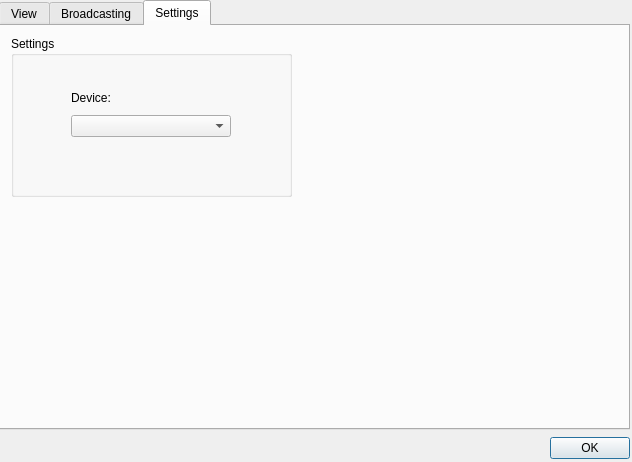
Old version of the form ui/cam.ui in the repository gitter-badger/simplechatclient.
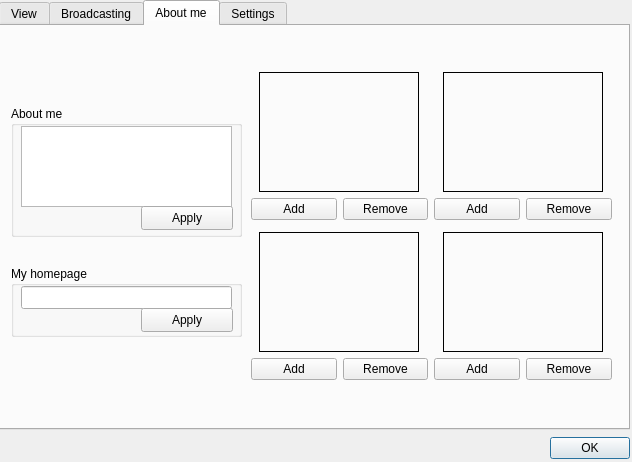
New version of the form. The open tabs and pages were chosen to show the change. Icons and pictures are not drawn.

Commit message: add about me to cam

Patch:
```diff
--- a/ui/cam.ui
+++ b/ui/cam.ui
@@ -521,6 +521,403 @@
        </widget>
       </widget>
       <widget class="QWidget" name="tab_3">
+       <attribute name="title">
+        <string>About me</string>
+       </attribute>
+       <widget class="QGroupBox" name="groupBox_about_me">
+        <property name="geometry">
+         <rect>
+          <x>10</x>
+          <y>80</y>
+          <width>231</width>
+          <height>131</height>
+         </rect>
+        </property>
+        <property name="title">
+         <string>About me</string>
+        </property>
+        <widget class="QTextEdit" name="textEdit_about_me">
+         <property name="geometry">
+          <rect>
+           <x>10</x>
+           <y>20</y>
+           <width>211</width>
+           <height>81</height>
+          </rect>
+         </property>
+        </widget>
+        <widget class="QPushButton" name="pushButton_set_about_me">
+         <property name="geometry">
+          <rect>
+           <x>130</x>
+           <y>100</y>
+           <width>92</width>
+           <height>24</height>
+          </rect>
+         </property>
+         <property name="text">
+          <string>Apply</string>
+         </property>
+        </widget>
+       </widget>
+       <widget class="QWidget" name="gridLayoutWidget">
+        <property name="geometry">
+         <rect>
+          <x>250</x>
+          <y>40</y>
+          <width>361</width>
+          <height>321</height>
+         </rect>
+        </property>
+        <layout class="QGridLayout" name="gridLayout">
+         <item row="0" column="0">
+          <layout class="QVBoxLayout" name="verticalLayout_6">
+           <item>
+            <layout class="QHBoxLayout" name="horizontalLayout_7">
+             <item>
+              <spacer name="horizontalSpacer_7">
+               <property name="orientation">
+                <enum>Qt::Horizontal</enum>
+               </property>
+               <property name="sizeHint" stdset="0">
+                <size>
+                 <width>40</width>
+                 <height>20</height>
+                </size>
+               </property>
+              </spacer>
+             </item>
+             <item>
+              <widget class="QLabel" name="label_img0">
+               <property name="minimumSize">
+                <size>
+                 <width>160</width>
+                 <height>120</height>
+                </size>
+               </property>
+               <property name="maximumSize">
+                <size>
+                 <width>160</width>
+                 <height>120</height>
+                </size>
+               </property>
+               <property name="styleSheet">
+                <string notr="true">border-style: solid; border-width: 1px;</string>
+               </property>
+               <property name="text">
+                <string/>
+               </property>
+               <property name="alignment">
+                <set>Qt::AlignCenter</set>
+               </property>
+              </widget>
+             </item>
+             <item>
+              <spacer name="horizontalSpacer_8">
+               <property name="orientation">
+                <enum>Qt::Horizontal</enum>
+               </property>
+               <property name="sizeHint" stdset="0">
+                <size>
+                 <width>40</width>
+                 <height>20</height>
+                </size>
+               </property>
+              </spacer>
+             </item>
+            </layout>
+           </item>
+           <item>
+            <layout class="QHBoxLayout" name="horizontalLayout_6">
+             <item>
+              <widget class="QPushButton" name="pushButton_add_img0">
+               <property name="text">
+                <string>Add</string>
+               </property>
+              </widget>
+             </item>
+             <item>
+              <widget class="QPushButton" name="pushButton_remove_img0">
+               <property name="text">
+                <string>Remove</string>
+               </property>
+              </widget>
+             </item>
+            </layout>
+           </item>
+          </layout>
+         </item>
+         <item row="0" column="1">
+          <layout class="QVBoxLayout" name="verticalLayout_7">
+           <item>
+            <layout class="QHBoxLayout" name="horizontalLayout_8">
+             <item>
+              <spacer name="horizontalSpacer_9">
+               <property name="orientation">
+                <enum>Qt::Horizontal</enum>
+               </property>
+               <property name="sizeHint" stdset="0">
+                <size>
+                 <width>40</width>
+                 <height>20</height>
+                </size>
+               </property>
+              </spacer>
+             </item>
+             <item>
+              <widget class="QLabel" name="label_img1">
+               <property name="minimumSize">
+                <size>
+                 <width>160</width>
+                 <height>120</height>
+                </size>
+               </property>
+               <property name="maximumSize">
+                <size>
+                 <width>160</width>
+                 <height>120</height>
+                </size>
+               </property>
+               <property name="styleSheet">
+                <string notr="true">border-style: solid; border-width: 1px;</string>
+               </property>
+               <property name="text">
+                <string/>
+               </property>
+               <property name="alignment">
+                <set>Qt::AlignCenter</set>
+               </property>
+              </widget>
+             </item>
+             <item>
+              <spacer name="horizontalSpacer_10">
+               <property name="orientation">
+                <enum>Qt::Horizontal</enum>
+               </property>
+               <property name="sizeHint" stdset="0">
+                <size>
+                 <width>40</width>
+                 <height>20</height>
+                </size>
+               </property>
+              </spacer>
+             </item>
+            </layout>
+           </item>
+           <item>
+            <layout class="QHBoxLayout" name="horizontalLayout_9">
+             <item>
+              <widget class="QPushButton" name="pushButton_add_img1">
+               <property name="text">
+                <string>Add</string>
+               </property>
+              </widget>
+             </item>
+             <item>
+              <widget class="QPushButton" name="pushButton_remove_img1">
+               <property name="text">
+                <string>Remove</string>
+               </property>
+              </widget>
+             </item>
+            </layout>
+           </item>
+          </layout>
+         </item>
+         <item row="1" column="1">
+          <layout class="QVBoxLayout" name="verticalLayout_8">
+           <item>
+            <layout class="QHBoxLayout" name="horizontalLayout_10">
+             <item>
+              <spacer name="horizontalSpacer_11">
+               <property name="orientation">
+                <enum>Qt::Horizontal</enum>
+               </property>
+               <property name="sizeHint" stdset="0">
+                <size>
+                 <width>40</width>
+                 <height>20</height>
+                </size>
+               </property>
+              </spacer>
+             </item>
+             <item>
+              <widget class="QLabel" name="label_img3">
+               <property name="minimumSize">
+                <size>
+                 <width>160</width>
+                 <height>120</height>
+                </size>
+               </property>
+               <property name="maximumSize">
+                <size>
+                 <width>160</width>
+                 <height>120</height>
+                </size>
+               </property>
+               <property name="styleSheet">
+                <string notr="true">border-style: solid; border-width: 1px;</string>
+               </property>
+               <property name="text">
+                <string/>
+               </property>
+               <property name="alignment">
+                <set>Qt::AlignCenter</set>
+               </property>
+              </widget>
+             </item>
+             <item>
+              <spacer name="horizontalSpacer_12">
+               <property name="orientation">
+                <enum>Qt::Horizontal</enum>
+               </property>
+               <property name="sizeHint" stdset="0">
+                <size>
+                 <width>40</width>
+                 <height>20</height>
+                </size>
+               </property>
+              </spacer>
+             </item>
+            </layout>
+           </item>
+           <item>
+            <layout class="QHBoxLayout" name="horizontalLayout_11">
+             <item>
+              <widget class="QPushButton" name="pushButton_add_img3">
+               <property name="text">
+                <string>Add</string>
+               </property>
+              </widget>
+             </item>
+             <item>
+              <widget class="QPushButton" name="pushButton_remove_img3">
+               <property name="text">
+                <string>Remove</string>
+               </property>
+              </widget>
+             </item>
+            </layout>
+           </item>
+          </layout>
+         </item>
+         <item row="1" column="0">
+          <layout class="QVBoxLayout" name="verticalLayout_9">
+           <item>
+            <layout class="QHBoxLayout" name="horizontalLayout_12">
+             <item>
+              <spacer name="horizontalSpacer_13">
+               <property name="orientation">
+                <enum>Qt::Horizontal</enum>
+               </property>
+               <property name="sizeHint" stdset="0">
+                <size>
+                 <width>40</width>
+                 <height>20</height>
+                </size>
+               </property>
+              </spacer>
+             </item>
+             <item>
+              <widget class="QLabel" name="label_img2">
+               <property name="minimumSize">
+                <size>
+                 <width>160</width>
+                 <height>120</height>
+                </size>
+               </property>
+               <property name="maximumSize">
+                <size>
+                 <width>160</width>
+                 <height>120</height>
+                </size>
+               </property>
+               <property name="styleSheet">
+                <string notr="true">border-style: solid; border-width: 1px;</string>
+               </property>
+               <property name="text">
+                <string/>
+               </property>
+               <property name="alignment">
+                <set>Qt::AlignCenter</set>
+               </property>
+              </widget>
+             </item>
+             <item>
+              <spacer name="horizontalSpacer_14">
+               <property name="orientation">
+                <enum>Qt::Horizontal</enum>
+               </property>
+               <property name="sizeHint" stdset="0">
+                <size>
+                 <width>40</width>
+                 <height>20</height>
+                </size>
+               </property>
+              </spacer>
+             </item>
+            </layout>
+           </item>
+           <item>
+            <layout class="QHBoxLayout" name="horizontalLayout_13">
+             <item>
+              <widget class="QPushButton" name="pushButton_add_img2">
+               <property name="text">
+                <string>Add</string>
+               </property>
+              </widget>
+             </item>
+             <item>
+              <widget class="QPushButton" name="pushButton_remove_img2">
+               <property name="text">
+                <string>Remove</string>
+               </property>
+              </widget>
+             </item>
+            </layout>
+           </item>
+          </layout>
+         </item>
+        </layout>
+       </widget>
+       <widget class="QGroupBox" name="groupBox_my_homepage">
+        <property name="geometry">
+         <rect>
+          <x>10</x>
+          <y>240</y>
+          <width>231</width>
+          <height>71</height>
+         </rect>
+        </property>
+        <property name="title">
+         <string>My homepage</string>
+        </property>
+        <widget class="QLineEdit" name="lineEdit_homepage">
+         <property name="geometry">
+          <rect>
+           <x>10</x>
+           <y>20</y>
+           <width>211</width>
+           <height>23</height>
+          </rect>
+         </property>
+        </widget>
+        <widget class="QPushButton" name="pushButton_set_homepage">
+         <property name="geometry">
+          <rect>
+           <x>130</x>
+           <y>42</y>
+           <width>92</width>
+           <height>24</height>
+          </rect>
+         </property>
+         <property name="text">
+          <string>Apply</string>
+         </property>
+        </widget>
+       </widget>
+      </widget>
+      <widget class="QWidget" name="tab_4">
        <attribute name="title">
         <string>Settings</string>
        </attribute>
```
Left out of the diff: 21 changed lines with no effect on the pictures. The commit also changes 7 other files.
